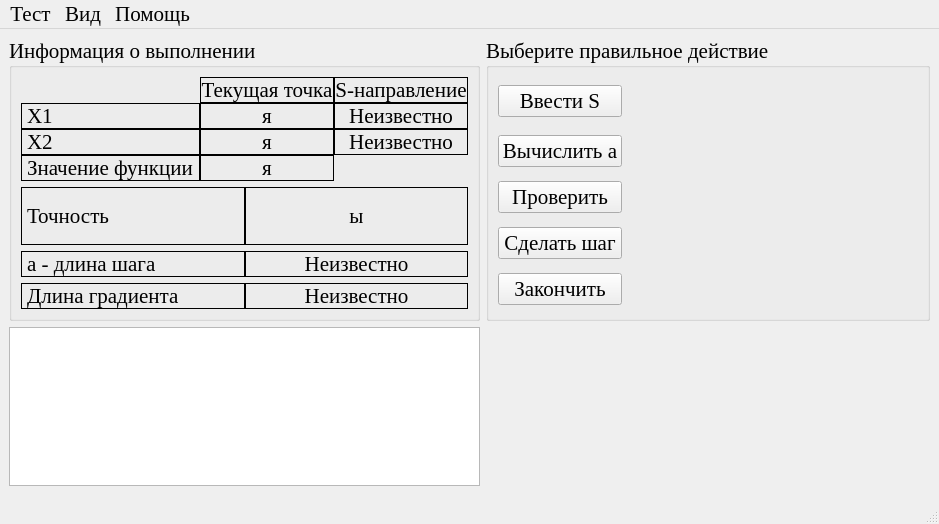
Before: the Qt Designer form optimizationmethods/ui/FasterDescent.ui in Eliminationzx/optimizationmethods, drawn with Qt 5.
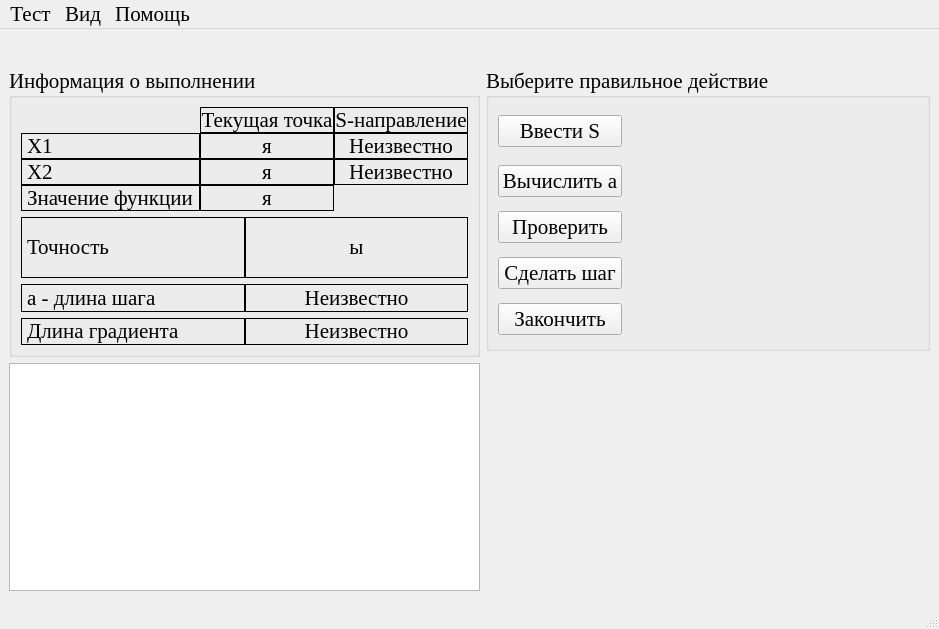
After: the same form once the commit is applied. Icons and pictures are not drawn.

```diff
--- a/optimizationmethods/ui/FasterDescent.ui
+++ b/optimizationmethods/ui/FasterDescent.ui
@@ -10,7 +10,7 @@
     <x>0</x>
     <y>0</y>
     <width>908</width>
-    <height>524</height>
+    <height>629</height>
    </rect>
   </property>
   <property name="font">
@@ -27,8 +27,15 @@
     <normaloff>:/icon/icon.bmp</normaloff>:/icon/icon.bmp</iconset>
   </property>
   <widget class="QWidget" name="centralwidget">
-   <layout class="QGridLayout" name="gridLayout_14" columnstretch="1,2">
-    <item row="0" column="0">
+   <layout class="QGridLayout" name="gridLayout_13" columnstretch="1,2">
+    <item row="0" column="0" colspan="2">
+     <widget class="QLabel" name="func">
+      <property name="alignment">
+       <set>Qt::AlignCenter</set>
+      </property>
+     </widget>
+    </item>
+    <item row="1" column="0" rowspan="2">
      <widget class="QGroupBox" name="groupBox_2">
       <property name="title">
        <string>Информация о выполнении</string>
@@ -300,7 +307,7 @@
       </layout>
      </widget>
     </item>
-    <item row="0" column="1">
+    <item row="1" column="1">
      <widget class="QGroupBox" name="groupBox_3">
       <property name="title">
        <string>Выберите правильное действие</string>
@@ -798,7 +805,7 @@
       </layout>
      </widget>
     </item>
-    <item row="1" column="0">
+    <item row="3" column="0">
      <widget class="QTextBrowser" name="LogTxtBrsr">
       <property name="font">
        <font>
```
